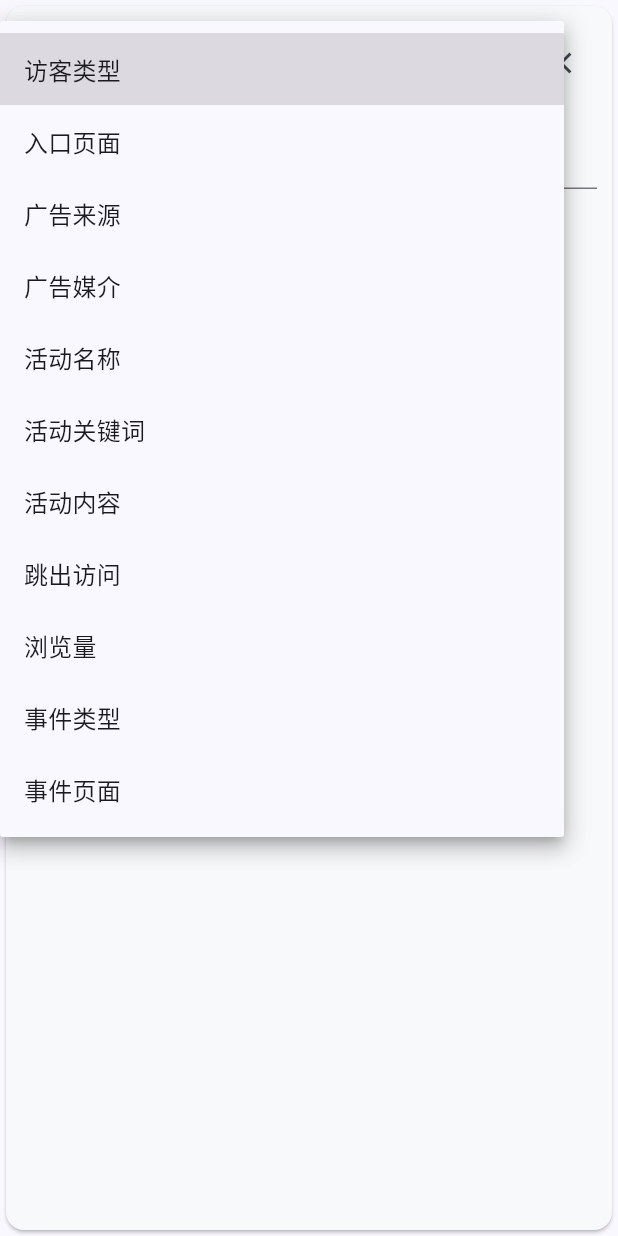
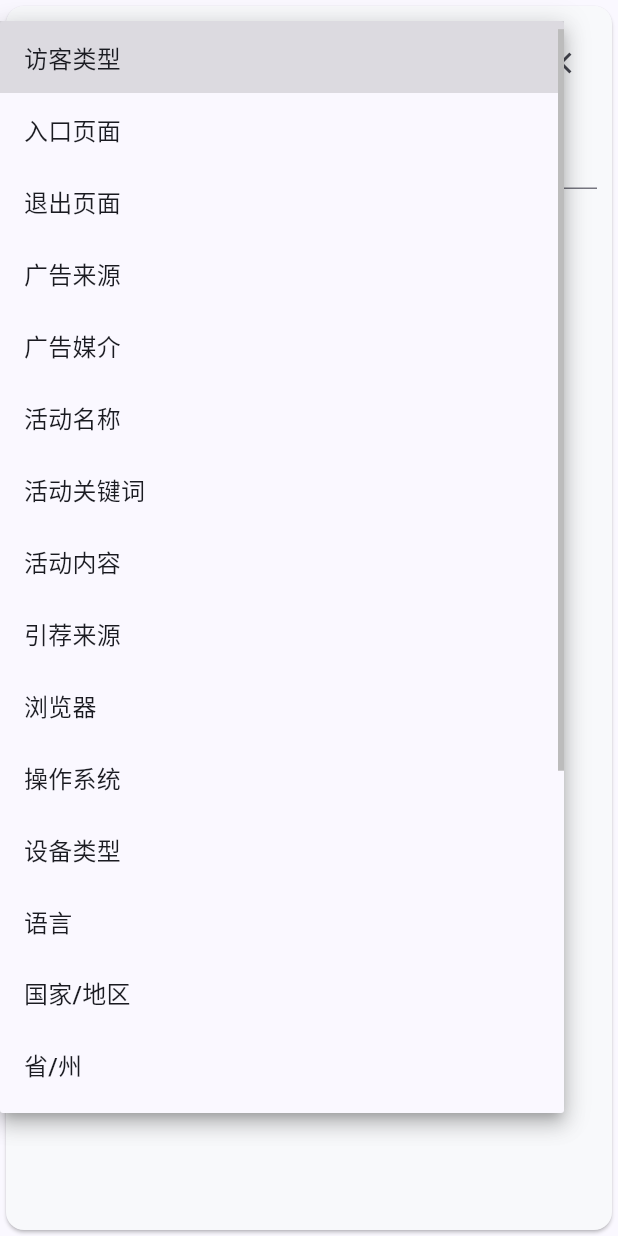
Before and after one commit to skyhhjmk/seeray-lens, a Flutter app: the _RuleEditor widget shown alone on an empty page, opened directly with empty values, after a tap on "维度", on a phone screen of 412 x 824 dp. Run offline on Flutter 3.47's test engine with Material 3 defaults, Android fonts, the phone set to English and light mode, and no system bars; our stand-ins replace file_picker, flutter_riverpod, go_router, pdf, shared_preferences, web and 1 more; missing offline and left inert: dart:ui_web, webview_cef; accounts and stored records are empty; network calls fail.

Commit message:
feat(segments): expose visit and dimension filters

```diff
--- a/admin/lib/features/analytics/presentation/segments_page.dart
+++ b/admin/lib/features/analytics/presentation/segments_page.dart
@@ -55,8 +55,9 @@ class _SegmentsPageState extends ConsumerState<SegmentsPage> {
                 englishTitle: 'Segments',
                 chineseTitle: '用户分群',
                 englishBody:
-                    'Build reusable audiences from visit, acquisition, event, and custom-property rules. Preview matching sessions, then save the rule set for reuse.',
-                chineseBody: '使用访问、流量来源、事件和自定义属性条件组合可复用的用户分群，预览命中情况后保存以便重复使用。',
+                    'Build reusable audiences from visit, acquisition, technology, location, event, and custom-property rules. Preview matching sessions, then save the rule set for reuse.',
+                chineseBody:
+                    '使用访问、流量来源、技术、地域、事件和自定义属性条件组合可复用的用户分群，预览命中情况后保存以便重复使用。',
               ),
               rangeState: range,
               onSelectRange: () => _selectRange(range),
@@ -891,13 +892,24 @@ class _RuleEditor extends StatelessWidget {
   static const _fields = <String, String>{
     'visitor_type': 'Visitor type',
     'entry_page': 'Entry page',
+    'exit_page': 'Exit page',
     'source': 'Campaign source',
     'medium': 'Campaign medium',
     'campaign': 'Campaign name',
     'campaign_term': 'Campaign term',
     'campaign_content': 'Campaign content',
+    'referrer': 'Referrer',
+    'browser': 'Browser',
+    'operating_system': 'Operating system',
+    'device_type': 'Device type',
+    'language': 'Language',
+    'country': 'Country',
+    'region': 'Region',
+    'city': 'City',
     'bounce': 'Bounced visit',
     'page_views': 'Page views',
+    'event_count': 'Events per visit',
+    'visit_duration': 'Visit duration (seconds)',
     'event_type': 'Event type',
     'page_path': 'Event page',
   };
@@ -907,7 +919,11 @@ class _RuleEditor extends StatelessWidget {
         rule['field'] == 'custom_property')
       'custom_property',
   ];
-  bool get _numeric => rule['field'] == 'page_views';
+  bool get _numeric => const {
+    'page_views',
+    'event_count',
+    'visit_duration',
+  }.contains(rule['field']);
   bool get _boolean => rule['field'] == 'bounce';
   List<String> get _operators => _numeric
       ? ['equals', 'greater_than', 'at_least', 'less_than', 'at_most']
@@ -927,13 +943,24 @@ class _RuleEditor extends StatelessWidget {
       : context.tr(_fields[field] ?? field, switch (field) {
           'visitor_type' => '访客类型',
           'entry_page' => '入口页面',
+          'exit_page' => '退出页面',
           'source' => '广告来源',
           'medium' => '广告媒介',
           'campaign' => '活动名称',
           'campaign_term' => '活动关键词',
           'campaign_content' => '活动内容',
+          'referrer' => '引荐来源',
+          'browser' => '浏览器',
+          'operating_system' => '操作系统',
+          'device_type' => '设备类型',
+          'language' => '语言',
+          'country' => '国家/地区',
+          'region' => '省/州',
+          'city' => '城市',
           'bounce' => '跳出访问',
           'page_views' => '浏览量',
+          'event_count' => '每次访问事件数',
+          'visit_duration' => '访问时长（秒）',
           'event_type' => '事件类型',
           'page_path' => '事件页面',
           _ => '自定义属性',
@@ -1098,12 +1125,10 @@ class _RuleEditor extends StatelessWidget {
     return TextFormField(
       key: ValueKey('value-${rule['field']}-${rule['operator']}'),
       initialValue: value,
-      keyboardType: field == 'page_views'
-          ? TextInputType.number
-          : TextInputType.text,
+      keyboardType: _numeric ? TextInputType.number : TextInputType.text,
       decoration: InputDecoration(
         labelText: context.tr('Value', '值'),
-        hintText: field == 'page_views' ? '0' : null,
+        hintText: _numeric ? '0' : null,
       ),
       onChanged: (next) => onChanged({...rule, 'value': next}),
     );
@@ -1139,6 +1164,10 @@ class _RuleEditor extends StatelessWidget {
       ? 'true'
       : field == 'page_views'
       ? '1'
+      : field == 'event_count'
+      ? '1'
+      : field == 'visit_duration'
+      ? '30'
       : field == 'visitor_type'
       ? 'new'
       : '';
```
Also changed, not shown: 3 other files.
